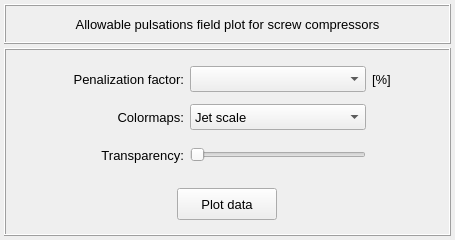
Qt form vibra/interface/data/ui_files/plots/acoustic/allowable_pulsations_3d_plot_for_screw_compressor_inputs.ui (MOPT-UFSC/VIBRA) before a commit.
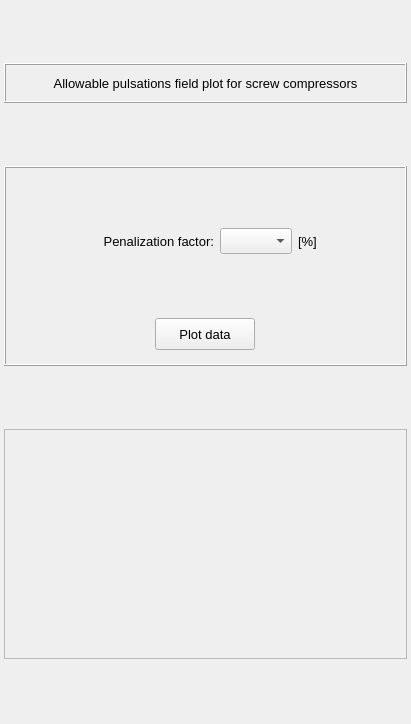
The same form after that commit.

Commit message: Use ResultsDisplayWidget inside AllowablePulsations3DPlotForScrewCompressorInputs

What changed in the file:
```diff
--- a/vibra/interface/data/ui_files/plots/acoustic/allowable_pulsations_3d_plot_for_screw_compressor_inputs.ui
+++ b/vibra/interface/data/ui_files/plots/acoustic/allowable_pulsations_3d_plot_for_screw_compressor_inputs.ui
@@ -6,8 +6,8 @@
    <rect>
     <x>0</x>
     <y>0</y>
-    <width>455</width>
-    <height>240</height>
+    <width>411</width>
+    <height>724</height>
    </rect>
   </property>
   <property name="minimumSize">
@@ -16,12 +16,6 @@
     <height>200</height>
    </size>
   </property>
-  <property name="maximumSize">
-   <size>
-    <width>16777215</width>
-    <height>240</height>
-   </size>
-  </property>
   <property name="windowTitle">
    <string>Form</string>
   </property>
@@ -41,81 +35,6 @@
    <property name="verticalSpacing">
     <number>4</number>
    </property>
-   <item row="0" column="0">
-    <widget class="QFrame" name="frame">
-     <property name="minimumSize">
-      <size>
-       <width>0</width>
-       <height>40</height>
-      </size>
-     </property>
-     <property name="maximumSize">
-      <size>
-       <width>520</width>
-       <height>40</height>
-      </size>
-     </property>
-     <property name="frameShape">
-      <enum>QFrame::Shape::Box</enum>
-     </property>
-     <property name="frameShadow">
-      <enum>QFrame::Shadow::Raised</enum>
-     </property>
-     <property name="lineWidth">
-      <number>1</number>
-     </property>
-     <layout class="QGridLayout" name="gridLayout_2">
-      <property name="leftMargin">
-       <number>0</number>
-      </property>
-      <property name="topMargin">
-       <number>0</number>
-      </property>
-      <property name="rightMargin">
-       <number>0</number>
-      </property>
-      <property name="bottomMargin">
-       <number>0</number>
-      </property>
-      <property name="spacing">
-       <number>0</number>
-      </property>
-      <item row="0" column="0">
-       <widget class="QLabel" name="label">
-        <property name="minimumSize">
-         <size>
-          <width>0</width>
-          <height>30</height>
-         </size>
-        </property>
-        <property name="maximumSize">
-         <size>
-          <width>452</width>
-          <height>30</height>
-         </size>
-        </property>
-        <property name="font">
-         <font>
-          <family>Segoe UI</family>
-          <pointsize>10</pointsize>
-          <italic>false</italic>
-          <bold>false</bold>
-         </font>
-        </property>
-        <property name="text">
-         <string>Allowable pulsations field plot for screw compressors</string>
-        </property>
-        <property name="textFormat">
-         <enum>Qt::TextFormat::AutoText</enum>
-        </property>
-        <property name="alignment">
-         <set>Qt::AlignmentFlag::AlignCenter</set>
-        </property>
-       </widget>
-      </item>
-     </layout>
-    </widget>
-   </item>
    <item row="1" column="0">
     <widget class="QFrame" name="frame_main">
      <property name="minimumSize">
@@ -197,26 +116,7 @@
          <property name="bottomMargin">
           <number>0</number>
          </property>
-         <item row="2" column="2">
-          <widget class="QSlider" name="slider_transparency">
-           <property name="minimumSize">
-            <size>
-             <width>176</width>
-             <height>0</height>
-            </size>
-           </property>
-           <property name="maximumSize">
-            <size>
-             <width>200</width>
-             <height>16777215</height>
-            </size>
-           </property>
-           <property name="orientation">
-            <enum>Qt::Orientation::Horizontal</enum>
-           </property>
-          </widget>
-         </item>
-         <item row="0" column="0">
+         <item row="1" column="0">
           <spacer name="horizontalSpacer_13">
            <property name="orientation">
             <enum>Qt::Orientation::Horizontal</enum>
@@ -229,232 +129,7 @@
            </property>
           </spacer>
          </item>
-         <item row="0" column="4">
-          <spacer name="horizontalSpacer_12">
-           <property name="orientation">
-            <enum>Qt::Orientation::Horizontal</enum>
-           </property>
-           <property name="sizeHint" stdset="0">
-            <size>
-             <width>40</width>
-             <height>20</height>
-            </size>
-           </property>
-          </spacer>
-         </item>
-         <item row="2" column="1">
-          <widget class="QLabel" name="label_4">
-           <property name="minimumSize">
-            <size>
-             <width>120</width>
-             <height>26</height>
-            </size>
-           </property>
-           <property name="maximumSize">
-            <size>
-             <width>140</width>
-             <height>26</height>
-            </size>
-           </property>
-           <property name="font">
-            <font>
-             <pointsize>10</pointsize>
-            </font>
-           </property>
-           <property name="text">
-            <string>Transparency:</string>
-           </property>
-           <property name="alignment">
-            <set>Qt::AlignmentFlag::AlignRight|Qt::AlignmentFlag::AlignTrailing|Qt::AlignmentFlag::AlignVCenter</set>
-           </property>
-          </widget>
-         </item>
-         <item row="1" column="2">
-          <widget class="QFrame" name="frame_11">
-           <property name="minimumSize">
-            <size>
-             <width>176</width>
-             <height>0</height>
-            </size>
-           </property>
-           <property name="maximumSize">
-            <size>
-             <width>176</width>
-             <height>16777215</height>
-            </size>
-           </property>
-           <property name="frameShape">
-            <enum>QFrame::Shape::NoFrame</enum>
-           </property>
-           <property name="frameShadow">
-            <enum>QFrame::Shadow::Raised</enum>
-           </property>
-           <layout class="QGridLayout" name="gridLayout_14">
-            <property name="leftMargin">
-             <number>0</number>
-            </property>
-            <property name="topMargin">
-             <number>0</number>
-            </property>
-            <property name="rightMargin">
-             <number>0</number>
-            </property>
-            <property name="bottomMargin">
-             <number>0</number>
-            </property>
-            <property name="spacing">
-             <number>0</number>
-            </property>
-            <item row="0" column="0">
-             <widget class="QComboBox" name="comboBox_colormaps">
-              <property name="minimumSize">
-               <size>
-                <width>120</width>
-                <height>26</height>
-               </size>
-              </property>
-              <property name="maximumSize">
-               <size>
-                <width>200</width>
-                <height>26</height>
-               </size>
-              </property>
-              <property name="font">
-               <font>
-                <pointsize>10</pointsize>
-               </font>
-              </property>
-              <item>
-               <property name="text">
-                <string>Jet scale</string>
-               </property>
-              </item>
-              <item>
-               <property name="text">
-                <string>Viridis scale</string>
-               </property>
-              </item>
-              <item>
-               <property name="text">
-                <string>Inferno scale</string>
-               </property>
-              </item>
-              <item>
-               <property name="text">
-                <string>Magma scale</string>
-               </property>
-              </item>
-              <item>
-               <property name="text">
-                <string>Plasma scale</string>
-               </property>
-              </item>
-              <item>
-               <property name="text">
-                <string>BWR diverging scale</string>
-               </property>
-              </item>
-              <item>
-               <property name="text">
-                <string>PiYG diverging scale</string>
-               </property>
-              </item>
-              <item>
-               <property name="text">
-                <string>PRGn diverging scale</string>
-               </property>
-              </item>
-              <item>
-               <property name="text">
-                <string>BrBG diverging scale</string>
-               </property>
-              </item>
-              <item>
-               <property name="text">
-                <string>PuOr diverging scale</string>
-               </property>
-              </item>
-              <item>
-               <property name="text">
-                <string>Grayscale</string>
-               </property>
-              </item>
-             </widget>
-            </item>
-           </layout>
-          </widget>
-         </item>
-         <item row="0" column="2">
-          <widget class="QComboBox" name="comboBox_penalization_factor">
-           <property name="minimumSize">
-            <size>
-             <width>0</width>
-             <height>26</height>
-            </size>
-           </property>
-           <property name="maximumSize">
-            <size>
-             <width>16777215</width>
-             <height>26</height>
-            </size>
-           </property>
-          </widget>
-         </item>
-         <item row="0" column="1">
-          <widget class="QLabel" name="label_penalization_factor">
-           <property name="minimumSize">
-            <size>
-             <width>120</width>
-             <height>26</height>
-            </size>
-           </property>
-           <property name="maximumSize">
-            <size>
-             <width>140</width>
-             <height>26</height>
-            </size>
-           </property>
-           <property name="font">
-            <font>
-             <pointsize>10</pointsize>
-            </font>
-           </property>
-           <property name="text">
-            <string>Penalization factor:</string>
-           </property>
-           <property name="alignment">
-            <set>Qt::AlignmentFlag::AlignRight|Qt::AlignmentFlag::AlignTrailing|Qt::AlignmentFlag::AlignVCenter</set>
-           </property>
-          </widget>
-         </item>
-         <item row="1" column="1">
-          <widget class="QLabel" name="label_6">
-           <property name="minimumSize">
-            <size>
-             <width>120</width>
-             <height>26</height>
-            </size>
-           </property>
-           <property name="maximumSize">
-            <size>
-             <width>140</width>
-             <height>26</height>
-            </size>
-           </property>
-           <property name="font">
-            <font>
-             <pointsize>10</pointsize>
-            </font>
-           </property>
-           <property name="text">
-            <string>Colormaps:</string>
-           </property>
-           <property name="alignment">
-            <set>Qt::AlignmentFlag::AlignRight|Qt::AlignmentFlag::AlignTrailing|Qt::AlignmentFlag::AlignVCenter</set>
-           </property>
-          </widget>
-         </item>
-         <item row="0" column="3">
+         <item row="1" column="3">
           <widget class="QLabel" name="label_8">
            <property name="minimumSize">
             <size>
@@ -481,6 +156,62 @@
            </property>
           </widget>
          </item>
+         <item row="1" column="1">
+          <widget class="QLabel" name="label_penalization_factor">
+           <property name="minimumSize">
+            <size>
+             <width>120</width>
+             <height>26</height>
+            </size>
+           </property>
+           <property name="maximumSize">
+            <size>
+             <width>140</width>
+             <height>26</height>
+            </size>
+           </property>
+           <property name="font">
+            <font>
+             <pointsize>10</pointsize>
+            </font>
+           </property>
+           <property name="text">
+            <string>Penalization factor:</string>
+           </property>
+           <property name="alignment">
+            <set>Qt::AlignmentFlag::AlignRight|Qt::AlignmentFlag::AlignTrailing|Qt::AlignmentFlag::AlignVCenter</set>
+           </property>
+          </widget>
+         </item>
+         <item row="1" column="2">
+          <widget class="QComboBox" name="comboBox_penalization_factor">
+           <property name="minimumSize">
+            <size>
+             <width>0</width>
+             <height>26</height>
+            </size>
+           </property>
+           <property name="maximumSize">
+            <size>
+             <width>16777215</width>
+             <height>26</height>
+            </size>
+           </property>
+          </widget>
+         </item>
+         <item row="1" column="4">
+          <spacer name="horizontalSpacer_12">
+           <property name="orientation">
+            <enum>Qt::Orientation::Horizontal</enum>
+           </property>
+           <property name="sizeHint" stdset="0">
+            <size>
+             <width>40</width>
+             <height>20</height>
+            </size>
+           </property>
+          </spacer>
+         </item>
         </layout>
        </widget>
       </item>
@@ -556,6 +287,103 @@
      </layout>
     </widget>
    </item>
+   <item row="0" column="0">
+    <widget class="QFrame" name="frame">
+     <property name="minimumSize">
+      <size>
+       <width>0</width>
+       <height>40</height>
+      </size>
+     </property>
+     <property name="maximumSize">
+      <size>
+       <width>520</width>
+       <height>40</height>
+      </size>
+     </property>
+     <property name="frameShape">
+      <enum>QFrame::Shape::Box</enum>
+     </property>
+     <property name="frameShadow">
+      <enum>QFrame::Shadow::Raised</enum>
+     </property>
+     <property name="lineWidth">
+      <number>1</number>
+     </property>
+     <layout class="QGridLayout" name="gridLayout_2">
+      <property name="leftMargin">
+       <number>0</number>
+      </property>
+      <property name="topMargin">
+       <number>0</number>
+      </property>
+      <property name="rightMargin">
+       <number>0</number>
+      </property>
+      <property name="bottomMargin">
+       <number>0</number>
+      </property>
+      <property name="spacing">
+       <number>0</number>
+      </property>
+      <item row="0" column="0">
+       <widget class="QLabel" name="label">
+        <property name="minimumSize">
+         <size>
+          <width>0</width>
+          <height>30</height>
+         </size>
+        </property>
+        <property name="maximumSize">
+         <size>
+          <width>452</width>
+          <height>30</height>
+         </size>
+        </property>
+        <property name="font">
+         <font>
+          <family>Segoe UI</family>
+          <pointsize>10</pointsize>
+          <italic>false</italic>
+          <bold>false</bold>
+         </font>
+        </property>
+        <property name="text">
+         <string>Allowable pulsations field plot for screw compressors</string>
+        </property>
+        <property name="textFormat">
+         <enum>Qt::TextFormat::AutoText</enum>
+        </property>
+        <property name="alignment">
+         <set>Qt::AlignmentFlag::AlignCenter</set>
+        </property>
+       </widget>
+      </item>
+     </layout>
+    </widget>
+   </item>
+   <item row="2" column="0">
+    <widget class="QFrame" name="frame_color">
+     <property name="minimumSize">
+      <size>
+       <width>0</width>
+       <height>228</height>
+      </size>
+     </property>
+     <property name="maximumSize">
+      <size>
+       <width>16777215</width>
+       <height>230</height>
+      </size>
+     </property>
+     <property name="frameShape">
+      <enum>QFrame::Shape::StyledPanel</enum>
+     </property>
+     <property name="frameShadow">
+      <enum>QFrame::Shadow::Raised</enum>
+     </property>
+    </widget>
+   </item>
   </layout>
  </widget>
  <resources>
```
The commit also changes 7 other files.
